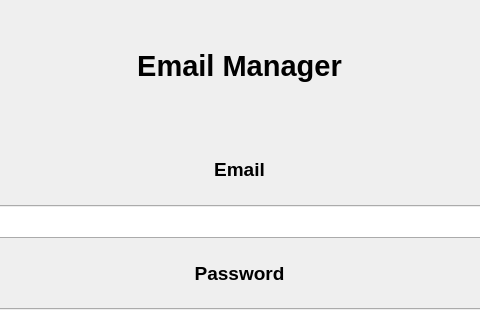
bytesenseidk/Machine-Learning, file EmailManager/LoginScreen.ui: the form before one commit; both pictures show x 161 to 641 and y 0 to 320 of the 800 by 600 pixel window.
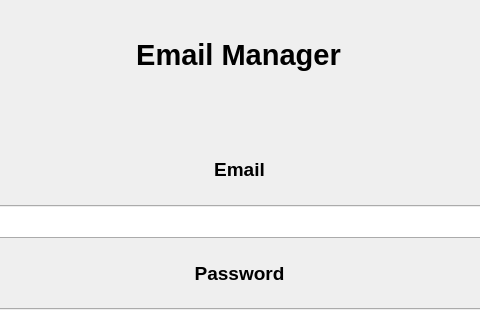
The form after the commit.

The edit to the form file:
```diff
--- a/EmailManager/LoginScreen.ui
+++ b/EmailManager/LoginScreen.ui
@@ -20,41 +20,6 @@
    <string notr="true"/>
   </property>
   <widget class="QWidget" name="centralwidget">
-   <widget class="QWidget" name="verticalLayoutWidget">
-    <property name="geometry">
-     <rect>
-      <x>0</x>
-      <y>10</y>
-      <width>801</width>
-      <height>111</height>
-     </rect>
-    </property>
-    <layout class="QVBoxLayout" name="TitleLayout">
-     <item>
-      <widget class="QLabel" name="label">
-       <property name="font">
-        <font>
-         <pointsize>22</pointsize>
-         <weight>75</weight>
-         <bold>true</bold>
-        </font>
-       </property>
-       <property name="layoutDirection">
-        <enum>Qt::LeftToRight</enum>
-       </property>
-       <property name="styleSheet">
-        <string notr="true"/>
-       </property>
-       <property name="text">
-        <string>Email Manager</string>
-       </property>
-       <property name="alignment">
-        <set>Qt::AlignCenter</set>
-       </property>
-      </widget>
-     </item>
-    </layout>
-   </widget>
    <widget class="QWidget" name="verticalLayoutWidget_2">
     <property name="geometry">
      <rect>
@@ -170,6 +135,35 @@
      </item>
     </layout>
    </widget>
+   <widget class="QLabel" name="label">
+    <property name="geometry">
+     <rect>
+      <x>0</x>
+      <y>0</y>
+      <width>799</width>
+      <height>109</height>
+     </rect>
+    </property>
+    <property name="font">
+     <font>
+      <pointsize>22</pointsize>
+      <weight>75</weight>
+      <bold>true</bold>
+     </font>
+    </property>
+    <property name="layoutDirection">
+     <enum>Qt::LeftToRight</enum>
+    </property>
+    <property name="styleSheet">
+     <string notr="true"/>
+    </property>
+    <property name="text">
+     <string>Email Manager</string>
+    </property>
+    <property name="alignment">
+     <set>Qt::AlignCenter</set>
+    </property>
+   </widget>
   </widget>
  </widget>
  <resources/>
```
